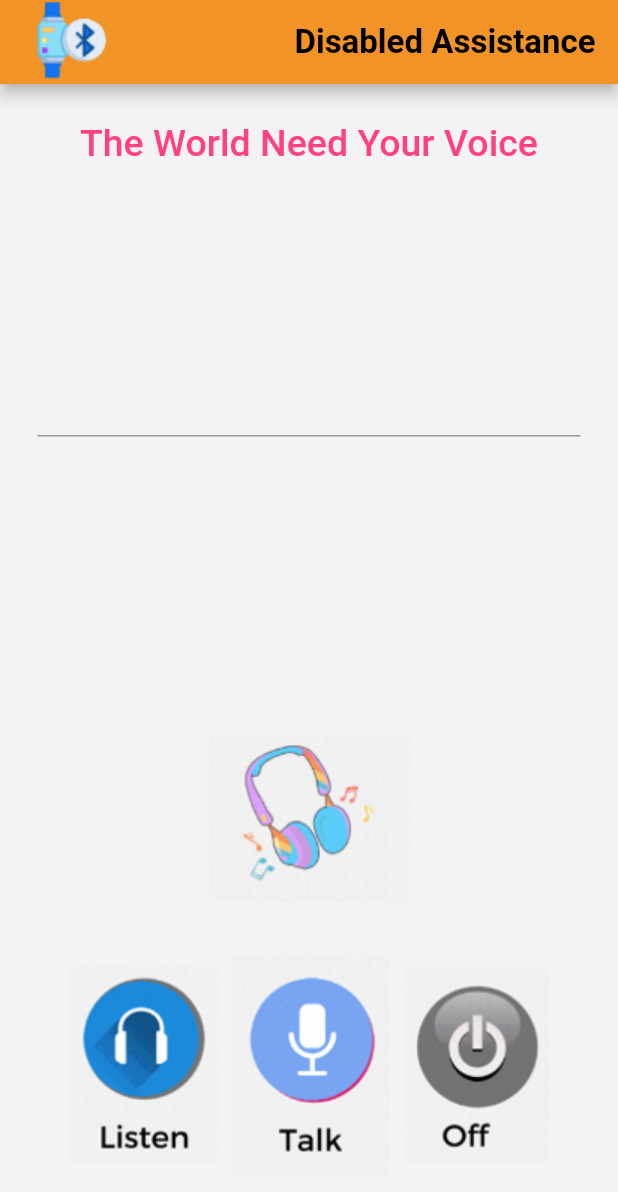
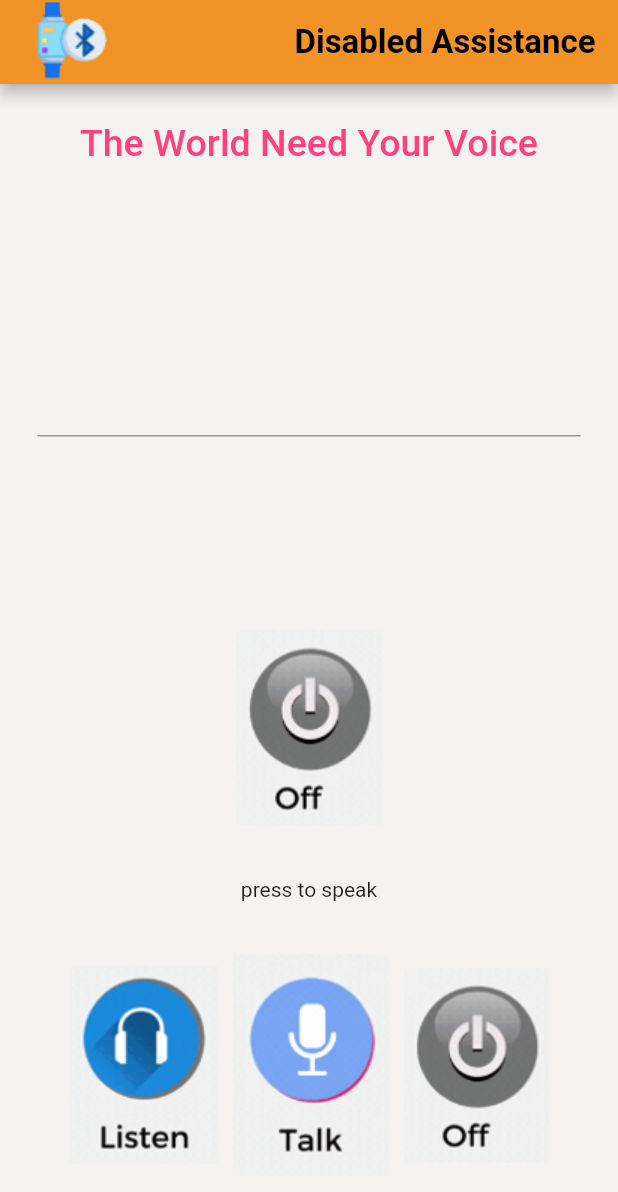
Before and after one commit to Thanoon12k/Speak-Loud, a Flutter app: the screen it shows after launch, on a phone screen of 412 x 824 dp. Shown: the top 1192 px of the screen. Run offline on Flutter 3.47's test engine with Material 2 defaults, Android fonts, the phone set to English and light mode, and no system bars; our stand-ins replace flutter_tts, get, speech_to_text; Roboto replaces fonts that are missing (birthdayYear).

Commit message:
trying to fix stt

```diff
--- a/lib/home.dart
+++ b/lib/home.dart
@@ -2,12 +2,17 @@ import 'package:flutter/material.dart';
 import 'package:get/get.dart';
 
 import 'bluetooth.dart';
+import 'controllers/stt_controller.dart';
 import 'controllers/tts_controller.dart';
+import 'package:speech_to_text/speech_to_text.dart' as stt;
 
 class HomeScreen extends StatelessWidget {
   final TextEditingController txtcon = TextEditingController();
-  final TextToSpeechController speakcontroller =
+
+  final TextToSpeechController tts_controller =
       Get.put(TextToSpeechController());
+  final SpeachToTextController stt_controller =
+      Get.put(SpeachToTextController());
 
   HomeScreen({super.key});
 
@@ -56,6 +61,7 @@ class HomeScreen extends StatelessWidget {
             ),
           ),
         ),
+
         const SizedBox(height: 45),
         Container(
           padding: const EdgeInsets.symmetric(horizontal: 25),
@@ -78,20 +84,28 @@ class HomeScreen extends StatelessWidget {
           ),
         ),
         const Expanded(child: Text("")),
-        Image.asset("images/speakers.PNG"),
-        const SizedBox(
-          height: 35,
-        ),
+        Obx(() => stt_controller.is_listeninig.value
+            ? Image.asset("images/talk.PNG")
+            : Image.asset("images/off.PNG")),
+        const SizedBox(height: 35),
+        Obx(() => Text(stt_controller.txttospeaking.value)),
+        const SizedBox(height: 35),
         Row(
           mainAxisAlignment: MainAxisAlignment.center,
           children: [
-            Image.asset("images/listen.PNG"),
+            GestureDetector(
+              child: Image.asset("images/listen.PNG"),
+              onTap: () async {
+                print('pressed');
+                await stt_controller.listen();
+              },
+            ),
             const SizedBox(width: 10),
             GestureDetector(
               child: Image.asset("images/talk.PNG"),
               onTap: () async {
                 debugPrint('speaking .. $txtcon.text');
-                await speakcontroller.speak(txtcon.text);
+                await tts_controller.speak(txtcon.text);
               },
             ),
             const SizedBox(width: 10),
```
Also changed, not shown: lib/controllers/stt_controller.dart (added, +31 -0 lines), 1 other file.
